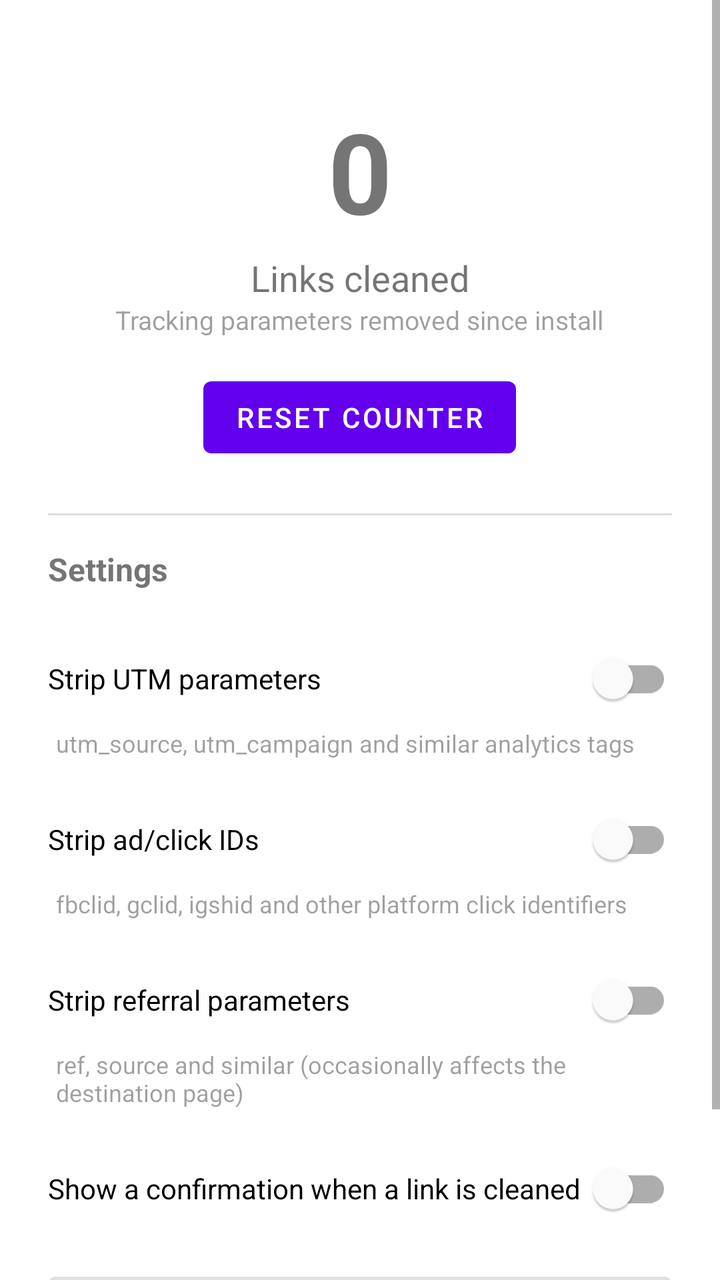
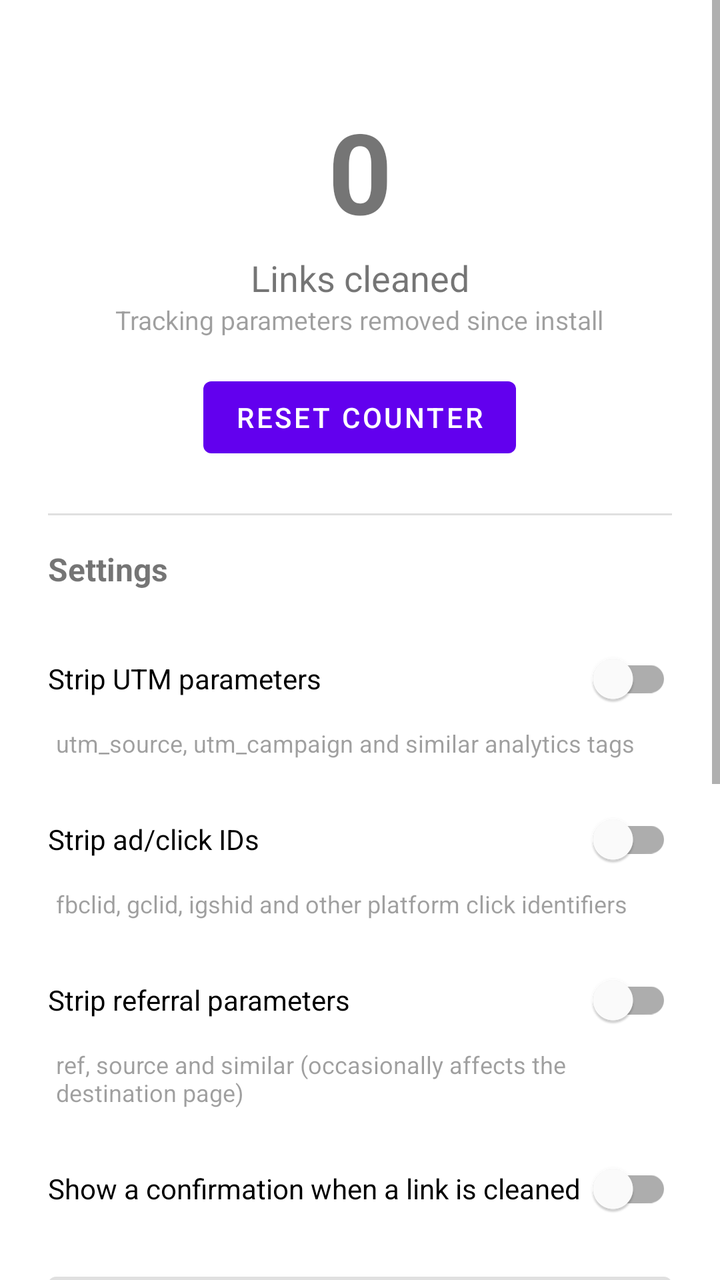

Screens rendered from an Android XML layout before and after an edit, with the pre-edit source and the edit as a unified diff.
<!-- AndroidManifest.xml: activity theme Theme.LinkSanitiser -->
<!-- res/layout/activity_main.xml -->
<?xml version="1.0" encoding="utf-8"?>
<ScrollView
    android:id="@+id/scrollRoot"
    xmlns:android="http://schemas.android.com/apk/res/android"
    xmlns:app="http://schemas.android.com/apk/res-auto"
    android:layout_width="match_parent"
    android:layout_height="match_parent"
    android:clipToPadding="false">

    <LinearLayout
        android:layout_width="match_parent"
        android:layout_height="wrap_content"
        android:orientation="vertical"
        android:paddingHorizontal="24dp"
        android:paddingTop="48dp"
        android:paddingBottom="24dp">

        <TextView
            android:id="@+id/counterValue"
            android:layout_width="wrap_content"
            android:layout_height="wrap_content"
            android:layout_gravity="center_horizontal"
            android:layout_marginBottom="4dp"
            android:textSize="56sp"
            android:textStyle="bold"
            android:text="0" />

        <TextView
            android:layout_width="wrap_content"
            android:layout_height="wrap_content"
            android:layout_gravity="center_horizontal"
            android:text="@string/counter_label"
            android:textSize="18sp" />

        <TextView
            android:layout_width="wrap_content"
            android:layout_height="wrap_content"
            android:layout_gravity="center_horizontal"
            android:layout_marginBottom="16dp"
            android:alpha="0.7"
            android:text="@string/counter_sublabel"
            android:textSize="13sp" />

        <Button
            android:id="@+id/resetButton"
            android:layout_width="wrap_content"
            android:layout_height="wrap_content"
            android:layout_gravity="center_horizontal"
            android:layout_marginBottom="24dp"
            android:text="@string/reset_counter" />

        <View
            android:layout_width="match_parent"
            android:layout_height="1dp"
            android:layout_marginBottom="16dp"
            android:background="?android:attr/listDivider" />

        <TextView
            android:layout_width="wrap_content"
            android:layout_height="wrap_content"
            android:layout_marginBottom="8dp"
            android:text="@string/settings_heading"
            android:textStyle="bold"
            android:textSize="16sp" />

        <com.google.android.material.switchmaterial.SwitchMaterial
            android:id="@+id/switchStripUtm"
            android:layout_width="match_parent"
            android:layout_height="wrap_content"
            android:layout_marginTop="12dp"
            android:text="@string/setting_strip_utm" />

        <TextView
            android:layout_width="match_parent"
            android:layout_height="wrap_content"
            android:layout_marginStart="4dp"
            android:alpha="0.7"
            android:text="@string/setting_strip_utm_desc"
            android:textSize="12sp" />

        <com.google.android.material.switchmaterial.SwitchMaterial
            android:id="@+id/switchStripClickIds"
            android:layout_width="match_parent"
            android:layout_height="wrap_content"
            android:layout_marginTop="16dp"
            android:text="@string/setting_strip_click_ids" />

        <TextView
            android:layout_width="match_parent"
            android:layout_height="wrap_content"
            android:layout_marginStart="4dp"
            android:alpha="0.7"
            android:text="@string/setting_strip_click_ids_desc"
            android:textSize="12sp" />

        <com.google.android.material.switchmaterial.SwitchMaterial
            android:id="@+id/switchStripReferral"
            android:layout_width="match_parent"
            android:layout_height="wrap_content"
            android:layout_marginTop="16dp"
            android:text="@string/setting_strip_referral" />

        <TextView
            android:layout_width="match_parent"
            android:layout_height="wrap_content"
            android:layout_marginStart="4dp"
            android:alpha="0.7"
            android:text="@string/setting_strip_referral_desc"
            android:textSize="12sp" />

        <com.google.android.material.switchmaterial.SwitchMaterial
            android:id="@+id/switchShowToast"
            android:layout_width="match_parent"
            android:layout_height="wrap_content"
            android:layout_marginTop="16dp"
            android:text="@string/setting_show_toast" />

        <com.google.android.material.textfield.TextInputLayout
            android:id="@+id/customParamsLayout"
            android:layout_width="match_parent"
            android:layout_height="wrap_content"
            android:layout_marginTop="20dp"
            android:hint="@string/custom_params_label"
            app:helperText="@string/custom_params_hint"
            app:helperTextEnabled="true">

            <com.google.android.material.textfield.TextInputEditText
                android:id="@+id/customParamsInput"
                android:layout_width="match_parent"
                android:layout_height="wrap_content"
                android:inputType="text" />

        </com.google.android.material.textfield.TextInputLayout>

    </LinearLayout>

</ScrollView>
<!-- resources referenced by this layout -->
<resources>
  <string name="counter_label">Links cleaned</string>
  <string name="counter_sublabel">Tracking parameters removed since install</string>
  <string name="custom_params_hint">e.g. cid, affiliate_id</string>
  <string name="custom_params_label">Custom parameters to always strip (comma-separated)</string>
  <string name="reset_counter">Reset counter</string>
  <string name="setting_show_toast">Show a confirmation when a link is cleaned</string>
  <string name="setting_strip_click_ids">Strip ad/click IDs</string>
  <string name="setting_strip_click_ids_desc">fbclid, gclid, igshid and other platform click identifiers</string>
  <string name="setting_strip_referral">Strip referral parameters</string>
  <string name="setting_strip_referral_desc">ref, source and similar (occasionally affects the destination page)</string>
  <string name="setting_strip_utm">Strip UTM parameters</string>
  <string name="setting_strip_utm_desc">utm_source, utm_campaign and similar analytics tags</string>
  <string name="settings_heading">Settings</string>
  <style name="Theme.LinkSanitiser" parent="Theme.MaterialComponents.DayNight.NoActionBar">
          <item name="colorPrimary">@color/purple_500</item>
          <item name="colorPrimaryDark">@color/purple_700</item>
          <item name="colorAccent">@color/teal_200</item>
      </style>
  <color name="purple_500">#FF6200EE</color>
  <color name="purple_700">#FF3700B3</color>
  <color name="teal_200">#FF03DAC5</color>
</resources>

<!-- the commit's change to res/layout/activity_main.xml (unified diff, before → after) -->
@@ -132,6 +132,59 @@
 
         </com.google.android.material.textfield.TextInputLayout>
 
+        <View
+            android:layout_width="match_parent"
+            android:layout_height="1dp"
+            android:layout_marginVertical="20dp"
+            android:background="?android:attr/listDivider" />
+
+        <com.google.android.material.switchmaterial.SwitchMaterial
+            android:id="@+id/switchCleanSurroundingText"
+            android:layout_width="match_parent"
+            android:layout_height="wrap_content"
+            android:text="@string/setting_clean_surrounding_text" />
+
+        <TextView
+            android:layout_width="match_parent"
+            android:layout_height="wrap_content"
+            android:layout_marginStart="4dp"
+            android:alpha="0.7"
+            android:text="@string/setting_clean_surrounding_text_desc"
+            android:textSize="12sp" />
+
+        <TextView
+            android:layout_width="match_parent"
+            android:layout_height="wrap_content"
+            android:layout_marginTop="20dp"
+            android:layout_marginBottom="4dp"
+            android:text="@string/setting_links_to_keep"
+            android:textStyle="bold" />
+
+        <RadioGroup
+            android:id="@+id/linksToKeepGroup"
+            android:layout_width="match_parent"
+            android:layout_height="wrap_content">
+
+            <RadioButton
+                android:id="@+id/linksToKeepAll"
+                android:layout_width="match_parent"
+                android:layout_height="wrap_content"
+                android:text="@string/links_to_keep_all" />
+
+            <RadioButton
+                android:id="@+id/linksToKeepFirst"
+                android:layout_width="match_parent"
+                android:layout_height="wrap_content"
+                android:text="@string/links_to_keep_first" />
+
+            <RadioButton
+                android:id="@+id/linksToKeepChoose"
+                android:layout_width="match_parent"
+                android:layout_height="wrap_content"
+                android:text="@string/links_to_keep_choose" />
+
+        </RadioGroup>
+
     </LinearLayout>
 
 </ScrollView>
<!-- resource entries referenced after the edit -->
@@ -4,7 +4,13 @@
   <string name="counter_sublabel">Tracking parameters removed since install</string>
   <string name="custom_params_hint">e.g. cid, affiliate_id</string>
   <string name="custom_params_label">Custom parameters to always strip (comma-separated)</string>
+  <string name="links_to_keep_all">All — clean every link in place</string>
+  <string name="links_to_keep_choose">Choose — pick which links to keep each time</string>
+  <string name="links_to_keep_first">First — keep only the first link, discard the rest</string>
   <string name="reset_counter">Reset counter</string>
+  <string name="setting_clean_surrounding_text">Clean surrounding text</string>
+  <string name="setting_clean_surrounding_text_desc">Strip supporting text and share just the link(s), instead of cleaning in place</string>
+  <string name="setting_links_to_keep">Links to keep</string>
   <string name="setting_show_toast">Show a confirmation when a link is cleaned</string>
   <string name="setting_strip_click_ids">Strip ad/click IDs</string>
   <string name="setting_strip_click_ids_desc">fbclid, gclid, igshid and other platform click identifiers</string>
